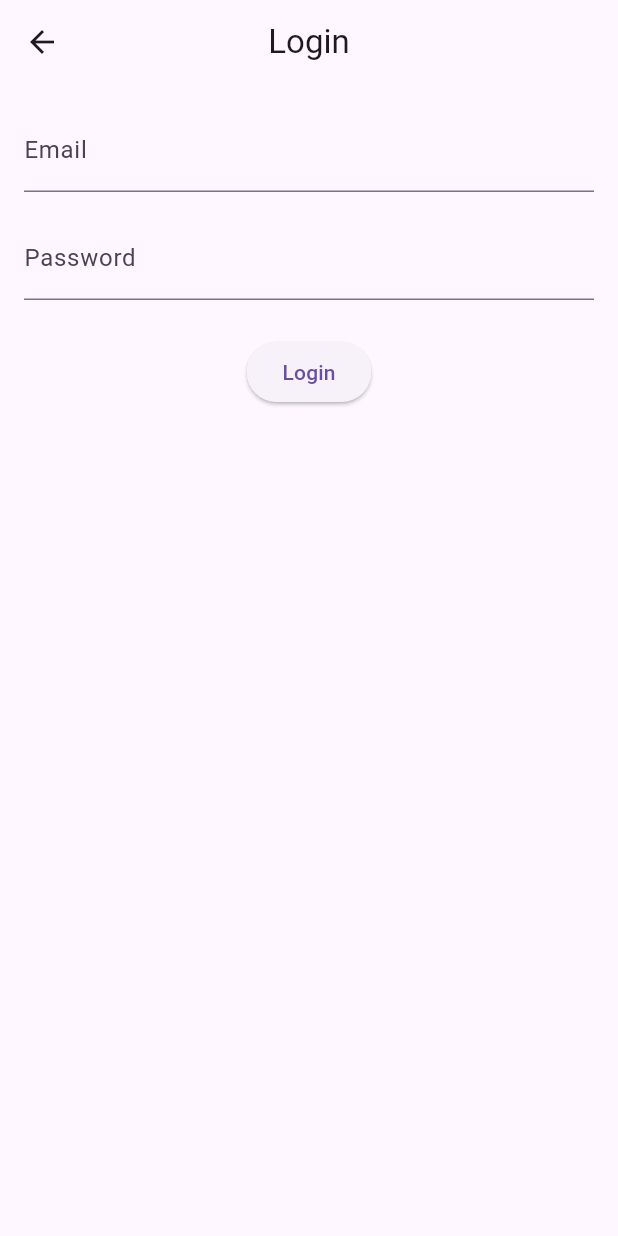
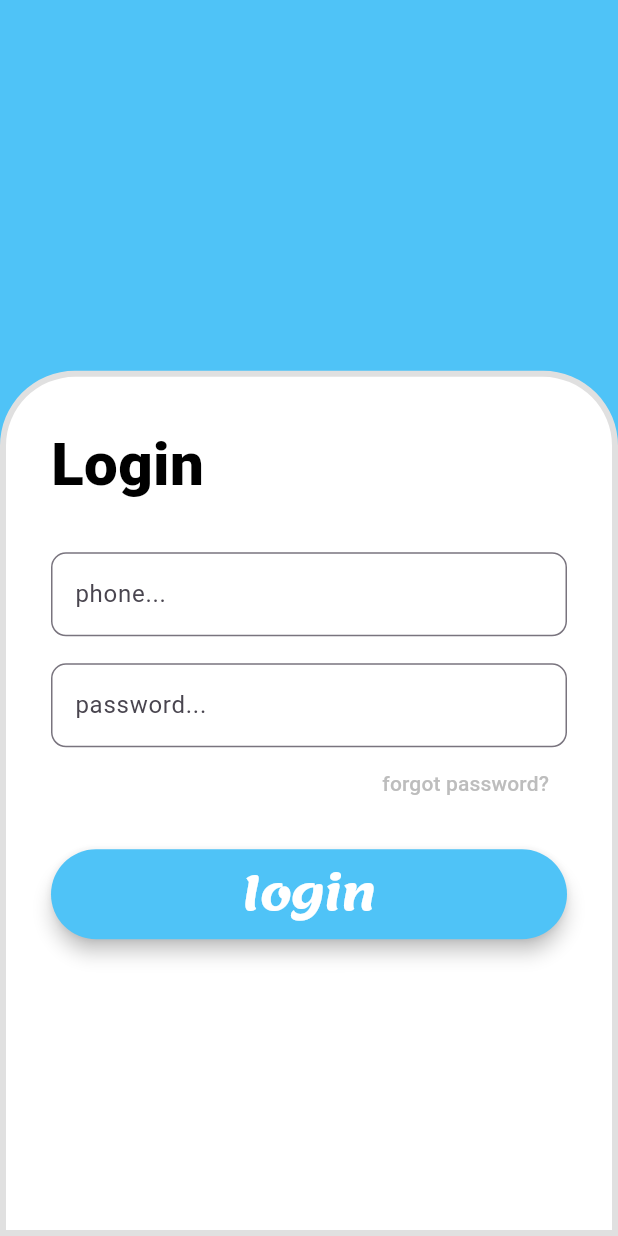
Before and after one commit to sopihtnapa22/project_luandry, a Flutter app: the LoginScreen screen opened directly, on a phone screen of 412 x 824 dp. Run offline on Flutter 3.47's test engine with Material 3 defaults, Android fonts, the light colour scheme and no system bars.

Commit message:
Refactor onboarding and login screens for improved structure and navigation

```diff
--- a/lib/main.dart
+++ b/lib/main.dart
@@ -1,5 +1,5 @@
 import 'package:flutter/material.dart';
-import 'screens/onboarding_screen.dart';
+import 'screens/Onboarding/onboarding_screen.dart';
 
 void main() {
   runApp(const MyApp());
--- a/lib/screens/onboarding_screen.dart
+++ b/lib/screens/Onboarding/onboarding_screen.dart
@@ -1,4 +1,5 @@
 import 'package:flutter/material.dart';
+import 'package:project_luandry/screens/login/login_screen.dart';
 
 class OnboardingScreen extends StatelessWidget {
   const OnboardingScreen({super.key});
@@ -52,7 +53,7 @@ class OnboardingScreen extends StatelessWidget {
                 SizedBox(height: 20),
                 ElevatedButton(
                   onPressed: () {
-                    print('Get Started Button Pressed!');
+                    Navigator.push(context, MaterialPageRoute(builder: (context) => const LoginScreen()));
                   },
                   style: ElevatedButton.styleFrom(
                     backgroundColor: Colors.white,
--- /dev/null
+++ b/lib/screens/login/login_screen.dart
@@ -0,0 +1,110 @@
+import 'package:flutter/material.dart';
+
+class LoginScreen extends StatelessWidget {
+  const LoginScreen({super.key});
+
+  @override
+  Widget build(BuildContext context) {
+    final TextEditingController emailController = TextEditingController();
+    final TextEditingController passwordController = TextEditingController();
+
+    // กำหนดสีหลักของธีม
+    const Color primaryBlue = Color(0xFF4FC3F7);
+
+    final double loginCardHeight = MediaQuery.of(context).size.height * 0.7;
+
+    return Scaffold(
+      backgroundColor: primaryBlue,
+      // ใช้ Stack เพื่อวางองค์ประกอบทับซ้อนกัน
+      body: Stack(
+        children: [
+          Align(
+            alignment: Alignment.bottomCenter,
+            child: Container(
+              height: loginCardHeight,
+              width: double.infinity,
+
+              child: Container(
+                decoration: BoxDecoration(
+                  color: Colors.white,
+                  border: Border.all(color: Colors.grey.shade300, width: 4),
+
+                  borderRadius: const BorderRadius.only(topLeft: Radius.circular(50), topRight: Radius.circular(50)),
+                ),
+                child: SingleChildScrollView(
+                  // SingleChildScrollView เพื่อป้องกัน overflow เมื่อแป้นพิมพ์ขึ้น
+                  padding: const EdgeInsets.all(30.0),
+                  child: Column(
+                    mainAxisSize: MainAxisSize.min, // ทำให้ Column ใช้ความสูงเท่าที่จำเป็น
+                    crossAxisAlignment: CrossAxisAlignment.stretch,
+                    children: [
+                      const Text(
+                        'Login',
+                        style: TextStyle(fontSize: 40, fontWeight: FontWeight.w900, color: Colors.black),
+                      ),
+                      const SizedBox(height: 30),
+
+                      // ช่องกรอก Email
+                      TextField(
+                        controller: emailController,
+                        keyboardType: TextInputType.emailAddress,
+                        decoration: InputDecoration(
+                          labelText: "phone...",
+
+                          border: OutlineInputBorder(borderRadius: BorderRadius.circular(10)),
+                        ),
+                      ),
+
+                      const SizedBox(height: 18),
+
+                      TextField(
+                        controller: passwordController,
+                        obscureText: true,
+                        decoration: InputDecoration(
+                          labelText: "password...",
+
+                          border: OutlineInputBorder(borderRadius: BorderRadius.circular(10)),
+                        ),
+                      ),
+
+                      Align(
+                        alignment: Alignment.centerRight,
+                        child: TextButton(
+                          onPressed: () {
+                            /* Forgot Password Logic */
+                          },
+                          child: const Text('forgot password?', style: TextStyle(color: Color(0xFFBDBDBD))),
+                        ),
+                      ),
+
+                      const SizedBox(height: 20),
+
+                      // ปุ่ม Login
+                      ElevatedButton(
+                        onPressed: () {
+                          debugPrint('Email: ${emailController.text}');
+                          debugPrint('Password: ${passwordController.text}');
+                        },
+                        style: ElevatedButton.styleFrom(
+                          minimumSize: const Size(200, 60),
+                          backgroundColor: primaryBlue,
+                          foregroundColor: Colors.white,
+                          shape: RoundedRectangleBorder(borderRadius: BorderRadius.circular(30)),
+                          elevation: 5,
+                        ),
+                        child: const Text(
+                          "login",
+                          style: TextStyle(fontSize: 30, fontFamily: 'Lemonada', fontWeight: FontWeight.bold),
+                        ),
+                      ),
+                    ],
+                  ),
+                ),
+              ),
+            ),
+          ),
+        ],
+      ),
+    );
+  }
+}
--- a/lib/screens/login_screen.dart
+++ /dev/null
@@ -1,44 +0,0 @@
-import 'package:flutter/material.dart';
-
-class LoginScreen extends StatelessWidget {
-  const LoginScreen({super.key});
-
-  @override
-  Widget build(BuildContext context) {
-    final TextEditingController emailController = TextEditingController();
-    final TextEditingController passwordController = TextEditingController();
-
-    return Scaffold(
-      appBar: AppBar(title: const Text("Login"), centerTitle: true),
-
-      body: Padding(
-        padding: const EdgeInsets.all(16.0),
-        child: Column(
-          children: [
-            TextField(
-              controller: emailController,
-              decoration: const InputDecoration(labelText: "Email"),
-            ),
-
-            const SizedBox(height: 16),
-
-            TextField(
-              controller: passwordController,
-              obscureText: true,
-              decoration: const InputDecoration(labelText: "Password"),
-            ),
-
-            const SizedBox(height: 24),
-
-            ElevatedButton(
-              onPressed: () {
-                // login logic here
-              },
-              child: const Text("Login"),
-            ),
-          ],
-        ),
-      ),
-    );
-  }
-}
```
